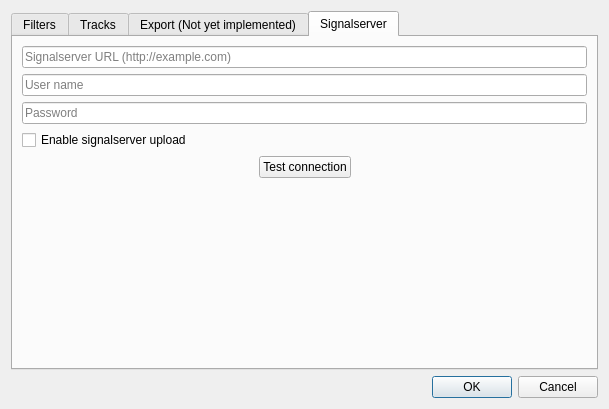
The window that Source/GUI/preferences.ui (bavc/qctools) describes before a commit, drawn with Qt 5.
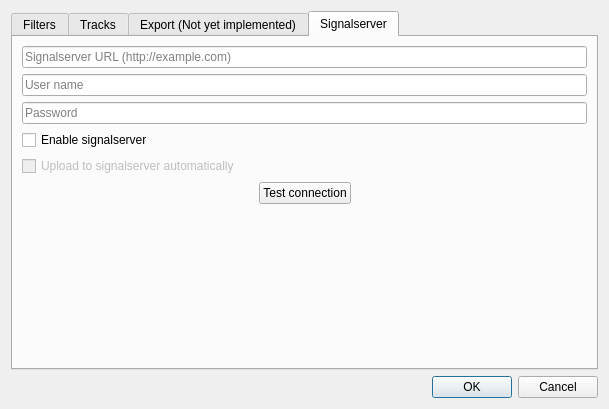
The same window after the commit.

Commit message: - add check upload / upload - show status / progress / errors in menu & files view - first draft of auto-upload feature

The edit to the form file:
```diff
--- a/Source/GUI/preferences.ui
+++ b/Source/GUI/preferences.ui
@@ -269,6 +269,16 @@
       </attribute>
       <layout class="QGridLayout" name="gridLayout">
        <item row="4" column="0">
+        <widget class="QCheckBox" name="signalServerEnableAutoUpload_checkBox">
+         <property name="enabled">
+          <bool>false</bool>
+         </property>
+         <property name="text">
+          <string>Upload to signalserver automatically</string>
+         </property>
+        </widget>
+       </item>
+       <item row="5" column="0">
         <spacer name="horizontalSpacer">
          <property name="orientation">
           <enum>Qt::Horizontal</enum>
@@ -281,19 +291,6 @@
          </property>
         </spacer>
        </item>
-       <item row="4" column="3">
-        <spacer name="horizontalSpacer_2">
-         <property name="orientation">
-          <enum>Qt::Horizontal</enum>
-         </property>
-         <property name="sizeHint" stdset="0">
-          <size>
-           <width>220</width>
-           <height>20</height>
-          </size>
-         </property>
-        </spacer>
-       </item>
        <item row="0" column="0" colspan="4">
         <widget class="QLineEdit" name="signalServerUrl_lineEdit">
          <property name="sizePolicy">
@@ -314,6 +311,19 @@
          </property>
         </widget>
        </item>
+       <item row="5" column="3">
+        <spacer name="horizontalSpacer_2">
+         <property name="orientation">
+          <enum>Qt::Horizontal</enum>
+         </property>
+         <property name="sizeHint" stdset="0">
+          <size>
+           <width>220</width>
+           <height>20</height>
+          </size>
+         </property>
+        </spacer>
+       </item>
        <item row="1" column="0" colspan="4">
         <widget class="QLineEdit" name="signalServerLogin_lineEdit">
          <property name="placeholderText">
@@ -321,14 +331,14 @@
          </property>
         </widget>
        </item>
-       <item row="3" column="0">
-        <widget class="QCheckBox" name="signalServerEnableUpload_checkBox">
+       <item row="5" column="1" colspan="2">
+        <widget class="QPushButton" name="testConnection_pushButton">
          <property name="text">
-          <string>Enable signalserver upload</string>
+          <string>Test connection</string>
          </property>
         </widget>
        </item>
-       <item row="5" column="0" colspan="4">
+       <item row="6" column="0" colspan="4">
         <widget class="QLabel" name="connectionTest_label">
          <property name="text">
           <string/>
@@ -341,10 +351,10 @@
          </property>
         </widget>
        </item>
-       <item row="4" column="1" colspan="2">
-        <widget class="QPushButton" name="testConnection_pushButton">
+       <item row="3" column="0">
+        <widget class="QCheckBox" name="signalServerEnable_checkBox">
          <property name="text">
-          <string>Test connection</string>
+          <string>Enable signalserver</string>
          </property>
         </widget>
        </item>
```
Left out of the diff: 24 changed lines with no effect on the pictures. The commit also changes 19 other files.
